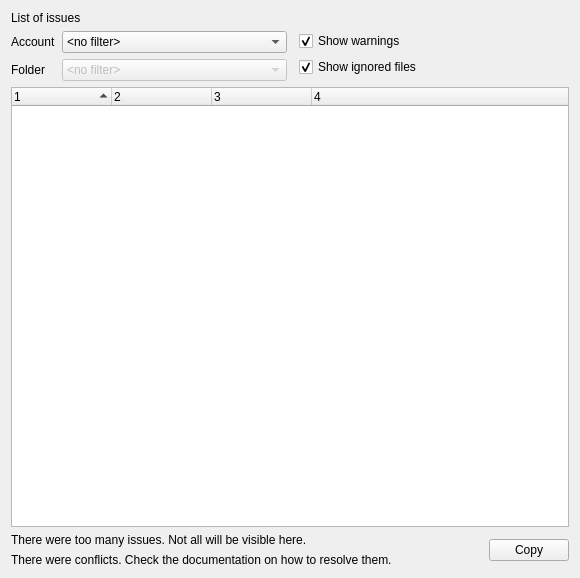
Above: src/gui/issueswidget.ui from nextcloud/desktop before the change. Below: the same form after it.
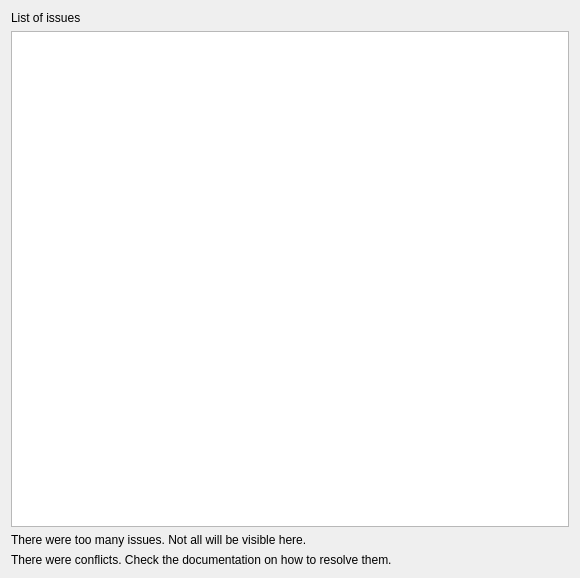
That is the form after the change.

Commit message: Refactor protocol and issue widget

```diff
--- a/src/gui/issueswidget.ui
+++ b/src/gui/issueswidget.ui
@@ -25,110 +25,32 @@
     </widget>
    </item>
    <item>
-    <layout class="QHBoxLayout" name="horizontalLayout_3">
-     <item>
-      <layout class="QFormLayout" name="accountFolderLayout">
-       <item row="0" column="0">
-        <widget class="QLabel" name="accountLabel">
-         <property name="text">
-          <string>Account</string>
-         </property>
-        </widget>
-       </item>
-       <item row="0" column="1">
-        <widget class="QComboBox" name="filterAccount">
-         <item>
-          <property name="text">
-           <string>&lt;no filter&gt;</string>
-          </property>
-         </item>
-        </widget>
-       </item>
-       <item row="1" column="0">
-        <widget class="QLabel" name="folderLabel">
-         <property name="text">
-          <string>Folder</string>
-         </property>
-        </widget>
-       </item>
-       <item row="1" column="1">
-        <widget class="QComboBox" name="filterFolder">
-         <property name="enabled">
-          <bool>false</bool>
-         </property>
-         <item>
-          <property name="text">
-           <string>&lt;no filter&gt;</string>
-          </property>
-         </item>
-        </widget>
-       </item>
-      </layout>
-     </item>
-     <item>
-      <layout class="QFormLayout" name="formLayout_2">
-       <item row="0" column="1">
-        <widget class="QCheckBox" name="showWarnings">
-         <property name="text">
-          <string>Show warnings</string>
-         </property>
-         <property name="checked">
-          <bool>true</bool>
-         </property>
-        </widget>
-       </item>
-       <item row="1" column="1">
-        <widget class="QCheckBox" name="showIgnores">
-         <property name="text">
-          <string>Show ignored files</string>
-         </property>
-         <property name="checked">
-          <bool>true</bool>
-         </property>
-        </widget>
-       </item>
-      </layout>
-     </item>
-    </layout>
-   </item>
-   <item>
-    <widget class="QTreeWidget" name="_treeWidget">
+    <widget class="QTableView" name="_tableView">
+     <property name="contextMenuPolicy">
+      <enum>Qt::CustomContextMenu</enum>
+     </property>
      <property name="alternatingRowColors">
       <bool>true</bool>
      </property>
-     <property name="rootIsDecorated">
+     <property name="selectionBehavior">
+      <enum>QAbstractItemView::SelectRows</enum>
+     </property>
+     <property name="showGrid">
       <bool>false</bool>
      </property>
      <property name="sortingEnabled">
       <bool>true</bool>
      </property>
-     <property name="columnCount">
-      <number>4</number>
-     </property>
-     <column>
-      <property name="text">
-       <string notr="true">1</string>
-      </property>
-     </column>
-     <column>
-      <property name="text">
-       <string notr="true">2</string>
-      </property>
-     </column>
-     <column>
-      <property name="text">
-       <string notr="true">3</string>
-      </property>
-     </column>
-     <column>
-      <property name="text">
-       <string notr="true">4</string>
-      </property>
-     </column>
+     <attribute name="horizontalHeaderShowSortIndicator" stdset="0">
+      <bool>true</bool>
+     </attribute>
+     <attribute name="verticalHeaderVisible">
+      <bool>false</bool>
+     </attribute>
     </widget>
    </item>
    <item>
-    <layout class="QHBoxLayout" name="horizontalLayout_2" stretch="1,0">
+    <layout class="QHBoxLayout" name="horizontalLayout_2" stretch="1">
      <item>
       <layout class="QVBoxLayout" name="verticalLayout_2">
        <item>
@@ -156,36 +78,6 @@
        </item>
       </layout>
      </item>
-     <item>
-      <layout class="QVBoxLayout" name="verticalLayout_3">
-       <item>
-        <spacer name="verticalSpacer">
-         <property name="orientation">
-          <enum>Qt::Vertical</enum>
-         </property>
-         <property name="sizeType">
-          <enum>QSizePolicy::Minimum</enum>
-         </property>
-         <property name="sizeHint" stdset="0">
-          <size>
-           <width>20</width>
-           <height>0</height>
-          </size>
-         </property>
-        </spacer>
-       </item>
-       <item>
-        <widget class="QPushButton" name="copyIssuesButton">
-         <property name="toolTip">
-          <string>Copy the issues list to the clipboard.</string>
-         </property>
-         <property name="text">
-          <string>Copy</string>
-         </property>
-        </widget>
-       </item>
-      </layout>
-     </item>
     </layout>
    </item>
    <item>
```
Left out of the diff: 3 changed lines with no effect on the pictures. The commit also changes 23 other files.
